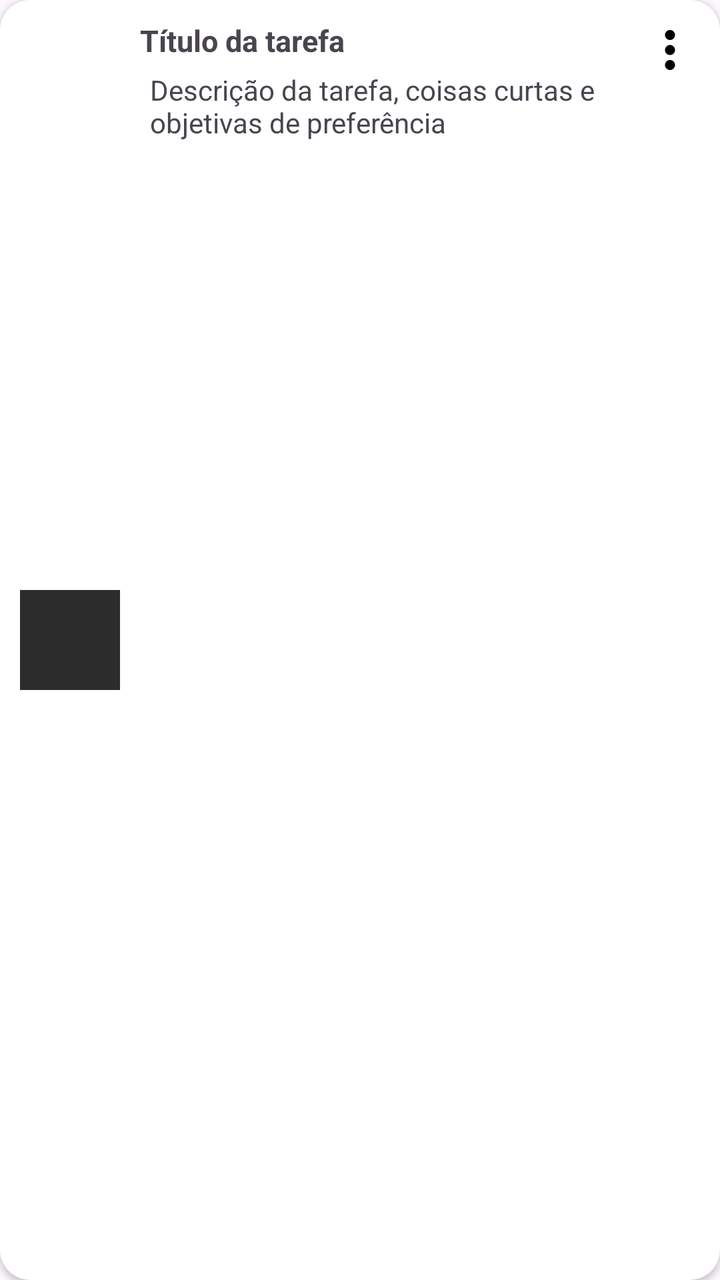
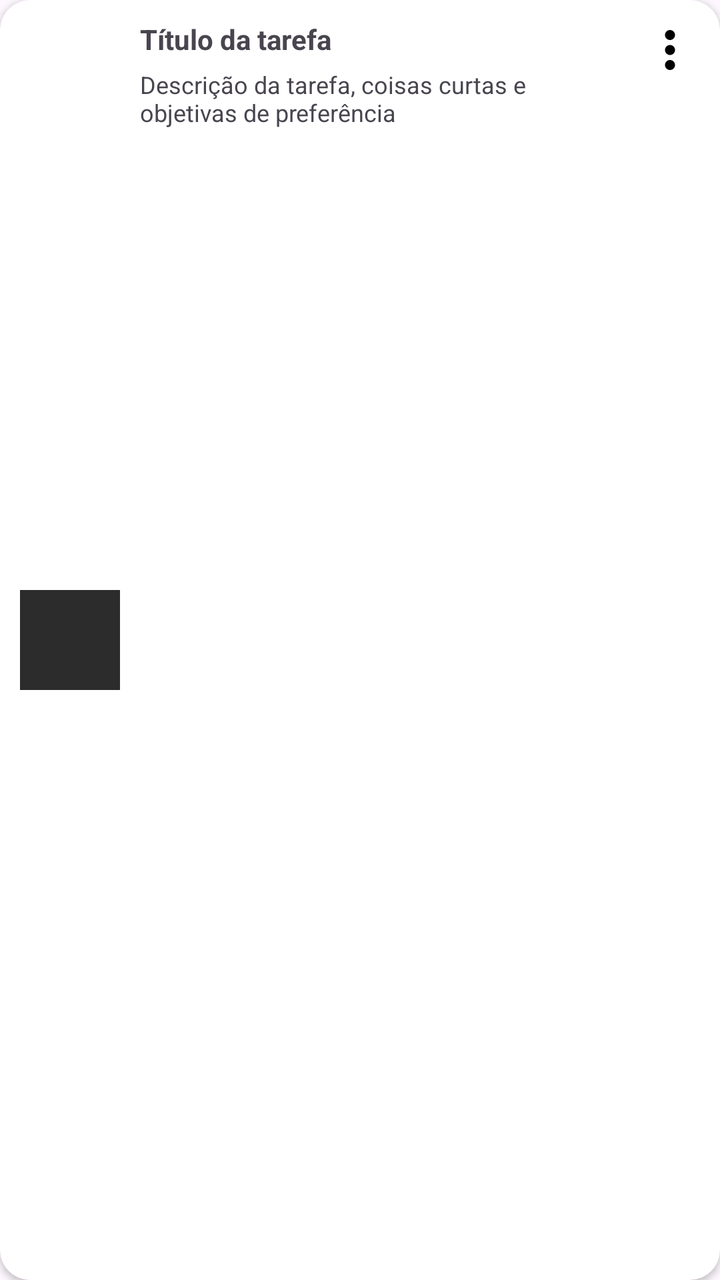

Compare the two renders of this Android layout. The source of the first and the diff that turns it into the second are given below.
<!-- AndroidManifest.xml: application theme Theme.ProtPetverso1 -->
<!-- res/layout/item_tarefa_card.xml -->
<?xml version="1.0" encoding="utf-8"?>
<androidx.cardview.widget.CardView xmlns:android="http://schemas.android.com/apk/res/android"
    xmlns:app="http://schemas.android.com/apk/res-auto"
    android:id="@+id/ModeloCardtarefa"
    android:layout_width="match_parent"
    android:layout_height="85dp"
    android:layout_marginBottom="15dp"
    app:cardCornerRadius="15dp">

    <LinearLayout
        android:layout_width="match_parent"
        android:layout_height="match_parent"
        android:layout_margin="10dp"
        android:orientation="horizontal">

        <ImageView
            android:id="@+id/imgTarefa"
            android:layout_width="50dp"
            android:layout_height="50dp"
            android:layout_gravity="center"
            android:layout_marginRight="10dp"
            android:scaleType="fitXY"
            android:src="#2c2c2c" />

        <LinearLayout
            android:layout_width="match_parent"
            android:layout_height="match_parent"
            android:layout_marginRight="40dp"
            android:orientation="vertical">

            <TextView
                android:id="@+id/titleTarefa"
                android:layout_width="wrap_content"
                android:layout_height="wrap_content"
                android:text="Título da tarefa"
                android:textAlignment="center"
                android:textSize="15sp"
                android:textStyle="bold" />

            <TextView
                android:id="@+id/descTarefa"
                android:layout_width="match_parent"
                android:layout_height="wrap_content"
                android:layout_margin="5dp"
                android:text="Descrição da tarefa, coisas curtas e objetivas de preferência" />

        </LinearLayout>

    </LinearLayout>

    <ImageButton
        android:id="@+id/btnVoltar"
        android:layout_width="30dp"
        android:layout_height="30dp"
        android:layout_gravity="top|end"
        android:layout_marginTop="10dp"
        android:layout_marginRight="10dp"
        android:background="#00000000"
        android:scaleType="fitXY"
        android:src="@drawable/baseline_more_vert"
        app:tint="@color/black" />
</androidx.cardview.widget.CardView>
<!-- resources referenced by this layout -->
<resources>
  <color name="black">#FF000000</color>
  <!-- drawable baseline_more_vert (drawable) -->
  <vector xmlns:android="http://schemas.android.com/apk/res/android" android:height="24dp" android:tint="#000000" android:viewportHeight="24" android:viewportWidth="24" android:width="24dp">
        
      <path android:fillColor="@android:color/white" android:pathData="M12,8c1.1,0 2,-0.9 2,-2s-0.9,-2 -2,-2 -2,0.9 -2,2 0.9,2 2,2zM12,10c-1.1,0 -2,0.9 -2,2s0.9,2 2,2 2,-0.9 2,-2 -0.9,-2 -2,-2zM12,16c-1.1,0 -2,0.9 -2,2s0.9,2 2,2 2,-0.9 2,-2 -0.9,-2 -2,-2z"/>
      
  </vector>
  <style name="Theme.ProtPetverso1" parent="Base.Theme.ProtPetverso1">
      </style>
  <style name="Base.Theme.ProtPetverso1" parent="Theme.Material3.DayNight.NoActionBar">
          
          
      </style>
</resources>

<!-- the commit's change to res/layout/item_tarefa_card.xml (unified diff, before → after) -->
@@ -34,14 +34,15 @@
                 android:layout_height="wrap_content"
                 android:text="Título da tarefa"
                 android:textAlignment="center"
-                android:textSize="15sp"
+                android:textSize="14sp"
                 android:textStyle="bold" />
 
             <TextView
                 android:id="@+id/descTarefa"
                 android:layout_width="match_parent"
                 android:layout_height="wrap_content"
-                android:layout_margin="5dp"
+                android:layout_marginTop="5dp"
+                android:textSize="12sp"
                 android:text="Descrição da tarefa, coisas curtas e objetivas de preferência" />
 
         </LinearLayout>
